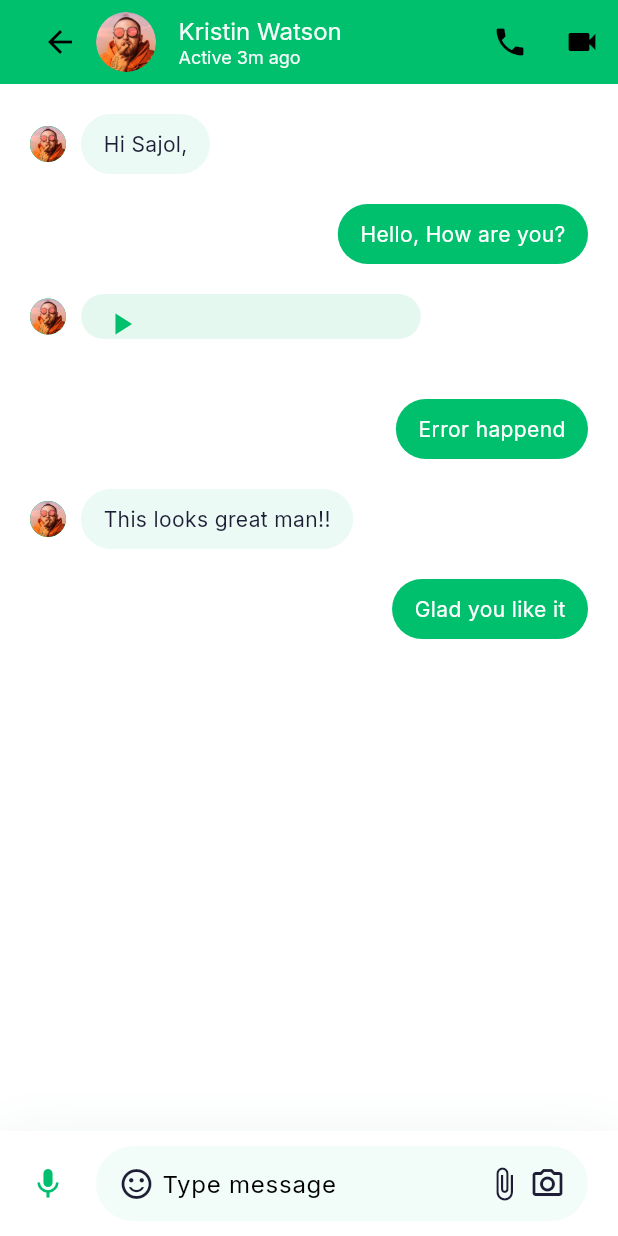
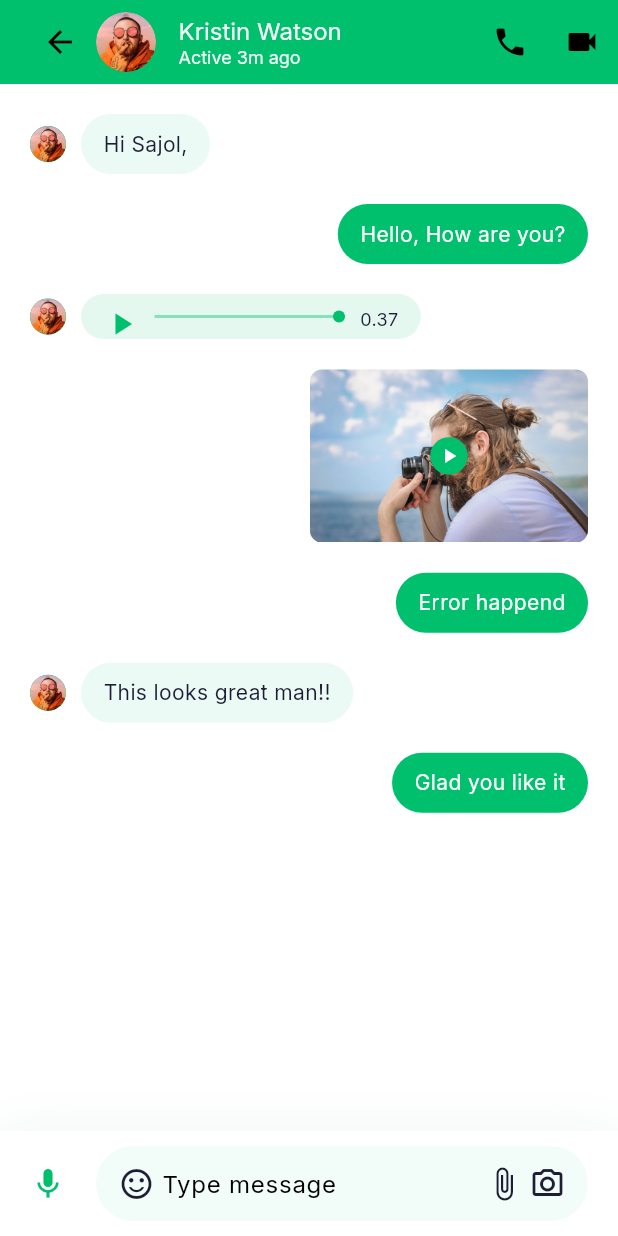
Before and after one commit to osamajaved07/CHAT-APP, a Flutter app: the MessagesScreen screen opened by its route, on a phone screen of 412 x 824 dp. Run offline on Flutter 3.47's test engine with Material 3 defaults, Android fonts, the phone set to English and light mode, and no system bars; our stand-ins replace cloud_firestore, firebase_auth, firebase_core, google_fonts, google_sign_in; accounts and stored records are empty.

Commit message:
Updated App

```diff
--- /dev/null
+++ b/lib/components/audio_message.dart
@@ -0,0 +1,70 @@
+// ignore_for_file: prefer_const_constructors
+
+import 'package:chat_application/constants.dart';
+import 'package:chat_application/model/ChatMessage.dart';
+import 'package:flutter/material.dart';
+
+class AudioMessage extends StatelessWidget {
+  const AudioMessage({super.key, required this.message});
+  final ChatMessage message;
+
+  @override
+  Widget build(BuildContext context) {
+    return Container(
+      width: MediaQuery.of(context).size.width * 0.55,
+      height: 30,
+      padding: EdgeInsets.symmetric(
+        horizontal: kDefaultPadding * 0.75,
+        vertical: kDefaultPadding / 2.5,
+      ),
+      decoration: BoxDecoration(
+        borderRadius: BorderRadius.circular(30),
+        color: kPrimaryColor.withOpacity(message.isSender ? 1 : 0.1)
+      ),
+
+      child: Row(
+        children: [
+          Icon(Icons.play_arrow,
+          color: message.isSender ?  Colors.white : kPrimaryColor),
+          Expanded(
+            child: Padding(
+              padding: const EdgeInsets.symmetric(
+                horizontal:kDefaultPadding / 2,
+                ),
+              child: Stack(
+                clipBehavior: Clip.none,
+                alignment: Alignment.center,
+                children: [
+                  Container(
+                  width: double.infinity,
+                  height: 2,
+                  color: message.isSender ? Colors.white: kPrimaryColor .withOpacity(0.4),),
+
+                  Positioned(
+                    right: 0,
+                    child: Container(
+                      height: 8,
+                      width: 8,
+                      decoration: BoxDecoration(
+                        color: message.isSender ? Colors.white: kPrimaryColor,
+                        shape: BoxShape.circle
+                      ),
+                    ),
+                  )
+
+                ],
+              ),
+            ),
+
+
+          ),
+          Text("0.37",
+          style: TextStyle(
+            fontSize: 12,
+            color: message.isSender ? Colors.white : null
+          ),)
+        ],
+      ),
+    );
+  }
+}
--- a/lib/components/messages.dart
+++ b/lib/components/messages.dart
@@ -1,6 +1,8 @@
-// ignore_for_file: prefer_const_constructors, dead_code
+// ignore_for_file: prefer_const_constructors, dead_code, unreachable_switch_case, sized_box_for_whitespace
 
+import "package:chat_application/components/audio_message.dart";
 import "package:chat_application/components/text_messages.dart";
+import "package:chat_application/components/video_message.dart";
 import "package:chat_application/constants.dart";
 import "package:chat_application/model/ChatMessage.dart";
 import "package:flutter/material.dart";
@@ -23,6 +25,11 @@ class Messages extends StatelessWidget {
           break;
           case ChatMessageType.audio:
         return AudioMessage(message: message,);
+
+          break;
+
+          case ChatMessageType.video:
+        return VideoMessage();
 
           break;
         default:
@@ -50,34 +57,3 @@ class Messages extends StatelessWidget {
     );
   }
 }
-
-class AudioMessage extends StatelessWidget {
-  const AudioMessage({super.key, required this.message});
-  final ChatMessage message;
-
-  @override
-  Widget build(BuildContext context) {
-    return Container(
-      width: MediaQuery.of(context).size.width * 0.55,
-      height: 30,
-      padding: EdgeInsets.symmetric(
-        horizontal: kDefaultPadding * 0.75,
-        vertical: kDefaultPadding / 2.5,
-      ),
-      decoration: BoxDecoration(
-        borderRadius: BorderRadius.circular(30),
-        color: kPrimaryColor.withOpacity(message.isSender ? 1 : 0.1)
-      ),
-
-      child: Row(
-        children: [
-          Icon(Icons.play_arrow,
-          color: message.isSender ?  Colors.white : kPrimaryColor),
-          Expanded(child: Container(
-
-          ))
-        ],
-      ),
-    );
-  }
-}
--- /dev/null
+++ b/lib/components/video_message.dart
@@ -0,0 +1,38 @@
+// ignore_for_file: prefer_const_constructors, unnecessary_string_escapes
+
+import 'package:chat_application/constants.dart';
+import 'package:flutter/material.dart';
+
+class VideoMessage extends StatelessWidget {
+  const VideoMessage({super.key});
+
+  @override
+  Widget build(BuildContext context) {
+    return SizedBox(
+      width: MediaQuery.of(context).size.width * 0.45 ,
+
+      child: AspectRatio(aspectRatio: 1.6,
+        child: Stack(
+          alignment: Alignment.center,
+          children: [
+            ClipRRect(
+              borderRadius: BorderRadius.circular(8),
+              child: Image.asset("assets/images/Video Place Here.png"),
+            ),
+
+            Container(
+              height: 25,
+              width: 25,
+              decoration: BoxDecoration(
+                color: kPrimaryColor,
+                shape: BoxShape.circle
+              ),
+              child: Icon(Icons.play_arrow,
+              size: 16,
+              color: Colors.white,),
+            )
+          ],
+        ),),
+    );
+  }
+}
--- a/lib/model/ChatMessage.dart
+++ b/lib/model/ChatMessage.dart
@@ -1,4 +1,4 @@
-// ignore_for_file: file_names
+// ignore_for_file: file_names, constant_identifier_names
 
 enum ChatMessageType { text, audio, image, video }
 enum MessageStatus { not_sent, not_view, viewed }
--- a/pubspec.yaml
+++ b/pubspec.yaml
@@ -67,6 +67,7 @@ flutter:
   # To add assets to your application, add an assets section, like this:
   assets:
     - assets/images/
+    - assets/images/Video Place Here.png
     - assets/icons/
     - images/google.png
     - images/gog.png
```
Also changed, not shown: pubspec.lock.
